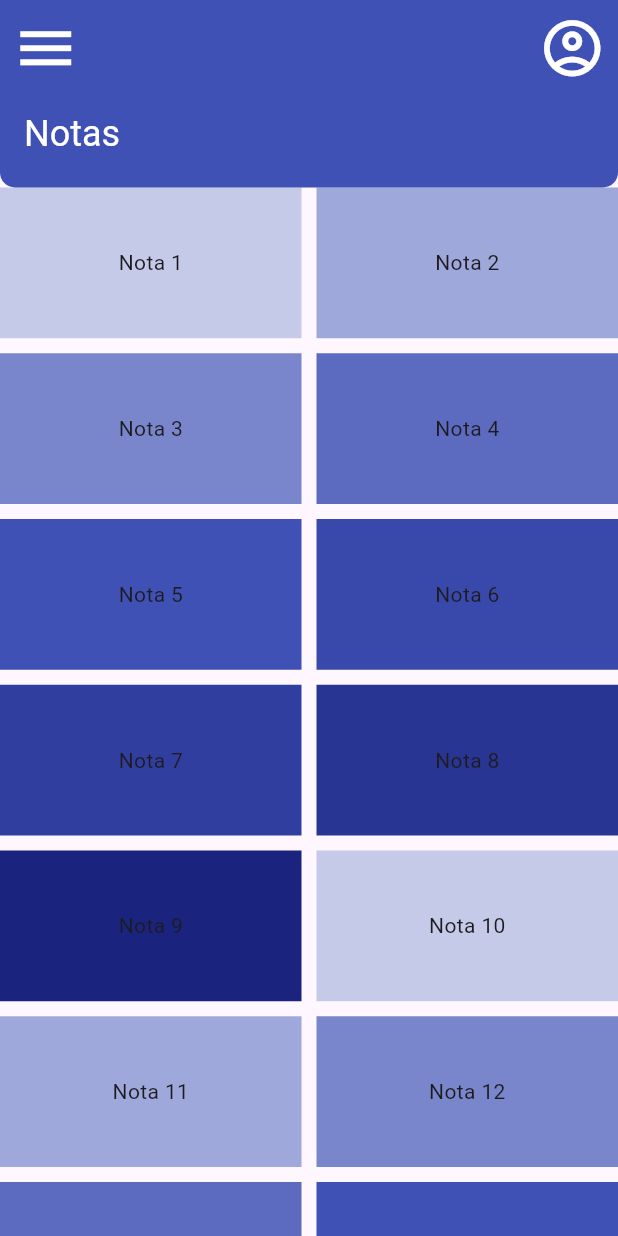
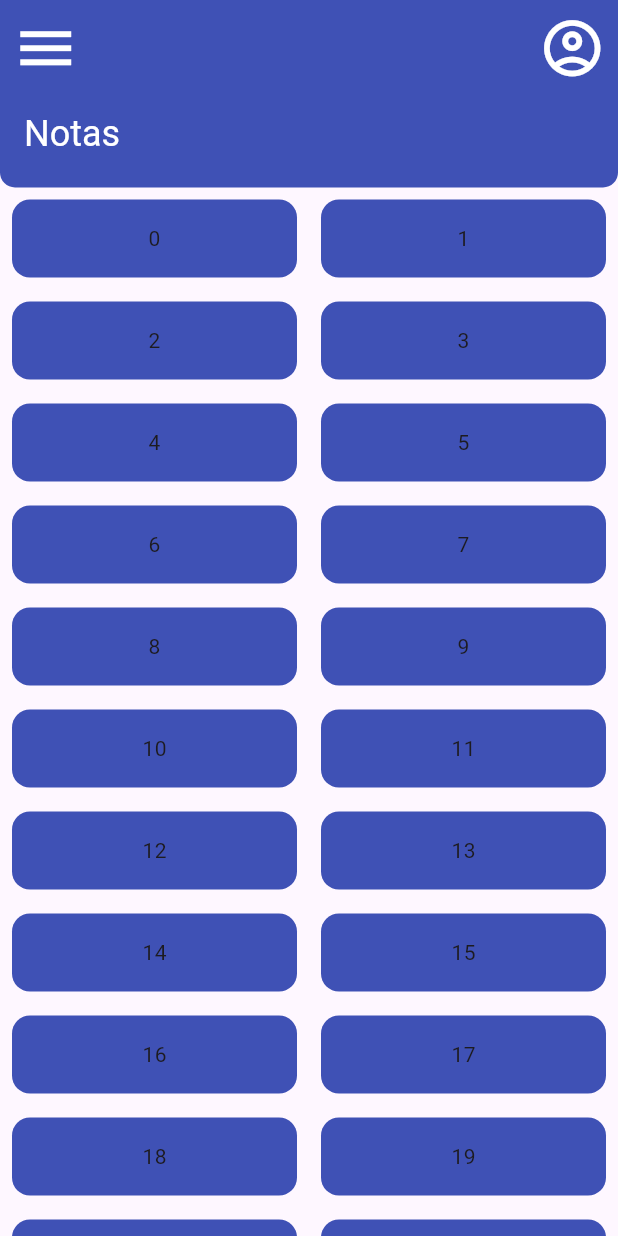
Before and after one commit to I4ze/ToDoApp, a Flutter app: the screen it shows after launch, on a phone screen of 412 x 824 dp. Run offline on Flutter 3.47's test engine with Material 3 defaults, Android fonts, the phone set to English and light mode, and no system bars.

Commit message:
Ajusta itens na homeScreen, adiciona model das notas e inicio do widget noteCard

```diff
--- a/lib/main.dart
+++ b/lib/main.dart
@@ -13,6 +13,7 @@ class MyApp extends StatelessWidget {
   Widget build(BuildContext context) {
     return const MaterialApp(
       title: 'Flutter Demo',
+      debugShowCheckedModeBanner: false,
       home: HomeScreen(),
     );
   }
--- a/lib/screens/home.dart
+++ b/lib/screens/home.dart
@@ -1,5 +1,5 @@
 import 'package:flutter/material.dart';
-import 'package:flutter/widgets.dart';
+import 'package:flutter_staggered_grid_view/flutter_staggered_grid_view.dart';
 
 class HomeScreen extends StatelessWidget {
   const HomeScreen({super.key});
@@ -47,23 +47,18 @@ class HomeScreen extends StatelessWidget {
               ),
             ),
           ),
-          SliverGrid(
-            gridDelegate: const SliverGridDelegateWithFixedCrossAxisCount(
-              crossAxisCount: 2,
-              mainAxisSpacing: 10,
-              crossAxisSpacing: 10,
-              childAspectRatio: 2,
-
-            ),
-            delegate: SliverChildBuilderDelegate(
-              (BuildContext context, int index) {
-                return Container(
-                  alignment: Alignment.center,
-                  color: Colors.indigo[100 * (index % 9 + 1)],
-                  child: Text("Nota ${index + 1}"),
-                );
-              },
-              childCount: 30,
+          SliverMasonryGrid.count(
+            childCount: 30,
+            crossAxisCount: 2,
+            itemBuilder: (_, i) => Container(
+              margin: const EdgeInsets.all(8),
+              padding: const EdgeInsets.all(16),
+              alignment: Alignment.center,
+              decoration: BoxDecoration(
+                color: Colors.indigo,
+                borderRadius: BorderRadius.circular(12),
+              ),
+              child: Text('$i'),
             ),
           ),
         ],
--- a/pubspec.yaml
+++ b/pubspec.yaml
@@ -35,6 +35,7 @@ dependencies:
   # The following adds the Cupertino Icons font to your application.
   # Use with the CupertinoIcons class for iOS style icons.
   cupertino_icons: ^1.0.6
+  flutter_staggered_grid_view: ^0.7.0
 
 dev_dependencies:
   flutter_test:
```
Also changed, not shown: lib/Widgets/note_card.dart (added, +13 -0 lines), lib/models/note.dart (added, +7 -0 lines), pubspec.lock.
